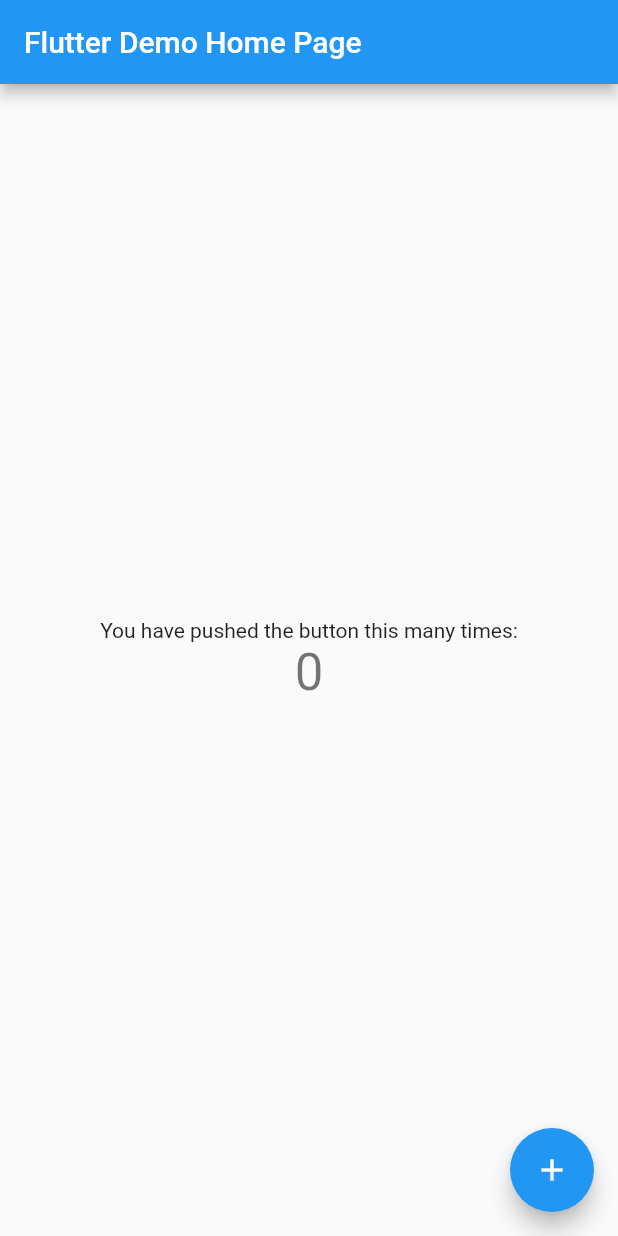
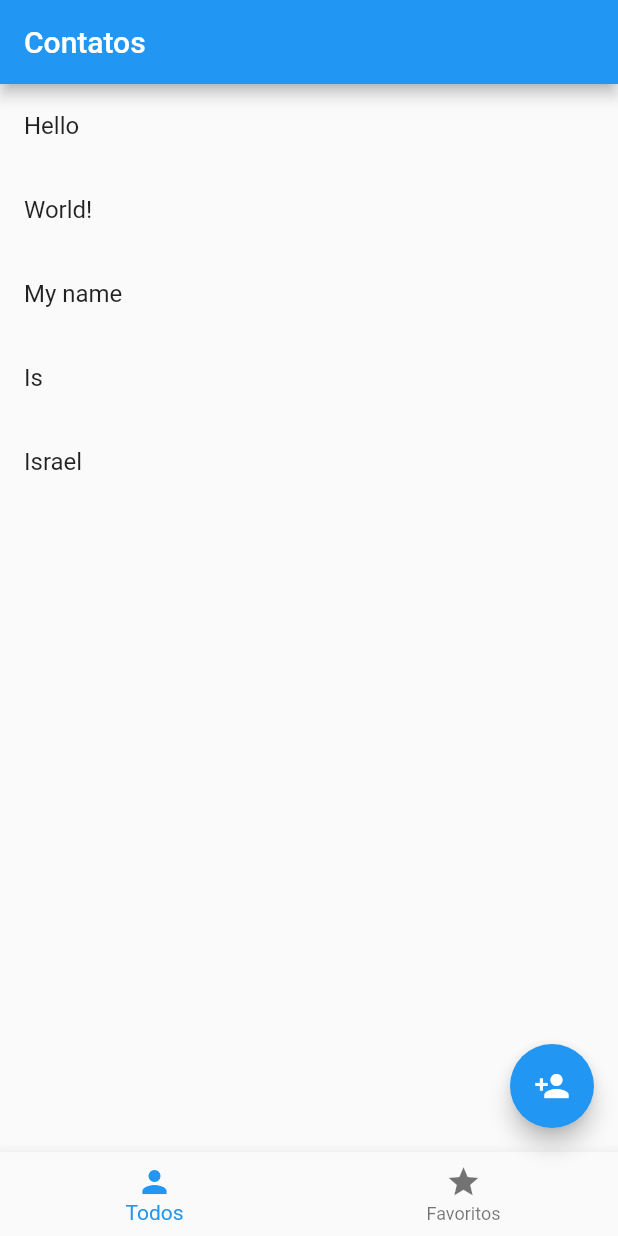
Before and after one commit to israNascimento/flutter-contatos, a Flutter app: the screen it shows after launch, on a phone screen of 412 x 824 dp. Run offline on Flutter 3.47's test engine with Material 2 defaults, Android fonts, the phone set to English and light mode, and no system bars.

Commit message:
Esqueleto do projeto - (Float Button, Lista, BottomNavigation)

```diff
--- /dev/null
+++ b/lib/Widgets/home.dart
@@ -0,0 +1,37 @@
+import 'package:flutter/material.dart';
+import 'package:flutter_contatos/Widgets/list.dart';
+
+class Home extends StatefulWidget {
+    @override
+    createState() => new HomeState();
+}
+
+class HomeState extends State<Home> {
+    @override
+    Widget build(BuildContext context) {
+        return new Scaffold(
+            appBar: new AppBar(
+                title: new Text("Contatos"),
+            ),
+            body: new ContactList(),
+            floatingActionButton: new FloatingActionButton(
+                child: new Icon(Icons.person_add),
+                onPressed: () {
+                    print("FloatButton pressed");
+                },
+            ),
+            bottomNavigationBar: new BottomNavigationBar(
+                items: <BottomNavigationBarItem>[
+                    new BottomNavigationBarItem(
+                        icon: new Icon(Icons.person),
+                        title: new Text("Todos")
+                    ),
+                    new BottomNavigationBarItem(
+                        icon: new Icon(Icons.star),
+                        title: new Text("Favoritos"),
+                    )
+                ]
+            ),
+        );
+    }
+}
--- /dev/null
+++ b/lib/Widgets/list.dart
@@ -0,0 +1,43 @@
+import 'package:flutter/material.dart';
+
+class ContactList extends StatefulWidget {
+    @override
+    createState() => new ContactState();
+}
+
+class ContactState extends State<ContactList>{
+    List<String> _test = new List<String>();
+
+    ContactState() {
+        _test.add("Hello");
+        _test.add("World!");
+        _test.add("My name");
+        _test.add("Is");
+        _test.add("Israel");
+    }
+
+    @override
+    Widget build(BuildContext context) {
+        return contactList();
+    }
+
+    Widget contactList() {
+        return new Container(
+            child: new ListView.builder(
+                itemCount: _test.length,
+                itemBuilder: (context, i) {
+                    return _buildTile(_test[i]);
+                },
+            )
+        );
+    }
+
+    Widget _buildTile(String element) {
+        return new ListTile(
+            title: new Text("$element"),
+            onTap: () {
+                _test.add("Benemiche ${(_test.length)}");
+            }
+        );
+    }
+}
--- a/lib/main.dart
+++ b/lib/main.dart
@@ -1,4 +1,5 @@
 import 'package:flutter/material.dart';
+import 'Widgets/home.dart';
 
 void main() => runApp(new MyApp());
 
@@ -7,103 +8,8 @@ class MyApp extends StatelessWidget {
   @override
   Widget build(BuildContext context) {
     return new MaterialApp(
-      title: 'Flutter Demo',
-      theme: new ThemeData(
-        // This is the theme of your application.
-        //
-        // Try running your application with "flutter run". You'll see the
-        // application has a blue toolbar. Then, without quitting the app, try
-        // changing the primarySwatch below to Colors.green and then invoke
-        // "hot reload" (press "r" in the console where you ran "flutter run",
-        // or press Run > Flutter Hot Reload in IntelliJ). Notice that the
-        // counter didn't reset back to zero; the application is not restarted.
-        primarySwatch: Colors.blue,
-      ),
-      home: new MyHomePage(title: 'Flutter Demo Home Page'),
+      title: 'Flutter Contatos',
+      home: new Home(),
     );
   }
 }
-
-class MyHomePage extends StatefulWidget {
-  MyHomePage({Key key, this.title}) : super(key: key);
-
-  // This widget is the home page of your application. It is stateful, meaning
-  // that it has a State object (defined below) that contains fields that affect
-  // how it looks.
-
-  // This class is the configuration for the state. It holds the values (in this
-  // case the title) provided by the parent (in this case the App widget) and
-  // used by the build method of the State. Fields in a Widget subclass are
-  // always marked "final".
-
-  final String title;
-
-  @override
-  _MyHomePageState createState() => new _MyHomePageState();
-}
-
-class _MyHomePageState extends State<MyHomePage> {
-  int _counter = 0;
-
-  void _incrementCounter() {
-    setState(() {
-      // This call to setState tells the Flutter framework that something has
-      // changed in this State, which causes it to rerun the build method below
-      // so that the display can reflect the updated values. If we changed
-      // _counter without calling setState(), then the build method would not be
-      // called again, and so nothing would appear to happen.
-      _counter++;
-    });
-  }
-
-  @override
-  Widget build(BuildContext context) {
-    // This method is rerun every time setState is called, for instance as done
-    // by the _incrementCounter method above.
-    //
-    // The Flutter framework has been optimized to make rerunning build methods
-    // fast, so that you can just rebuild anything that needs updating rather
-    // than having to individually change instances of widgets.
-    return new Scaffold(
-      appBar: new AppBar(
-        // Here we take the value from the MyHomePage object that was created by
-        // the App.build method, and use it to set our appbar title.
-        title: new Text(widget.title),
-      ),
-      body: new Center(
-        // Center is a layout widget. It takes a single child and positions it
-        // in the middle of the parent.
-        child: new Column(
-          // Column is also layout widget. It takes a list of children and
-          // arranges them vertically. By default, it sizes itself to fit its
-          // children horizontally, and tries to be as tall as its parent.
-          //
-          // Invoke "debug paint" (press "p" in the console where you ran
-          // "flutter run", or select "Toggle Debug Paint" from the Flutter tool
-          // window in IntelliJ) to see the wireframe for each widget.
-          //
-          // Column has various properties to control how it sizes itself and
-          // how it positions its children. Here we use mainAxisAlignment to
-          // center the children vertically; the main axis here is the vertical
-          // axis because Columns are vertical (the cross axis would be
-          // horizontal).
-          mainAxisAlignment: MainAxisAlignment.center,
-          children: <Widget>[
-            new Text(
-              'You have pushed the button this many times:',
-            ),
-            new Text(
-              '$_counter',
-              style: Theme.of(context).textTheme.display1,
-            ),
-          ],
-        ),
-      ),
-      floatingActionButton: new FloatingActionButton(
-        onPressed: _incrementCounter,
-        tooltip: 'Increment',
-        child: new Icon(Icons.add),
-      ), // This trailing comma makes auto-formatting nicer for build methods.
-    );
-  }
-}
--- a/pubspec.yaml
+++ b/pubspec.yaml
@@ -8,6 +8,7 @@ dependencies:
   # The following adds the Cupertino Icons font to your application.
   # Use with the CupertinoIcons class for iOS style icons.
   cupertino_icons: ^0.1.0
+  english_words: ^3.1.0
 
 dev_dependencies:
   flutter_test:
```
Also changed, not shown: pubspec.lock, 1 other file.
